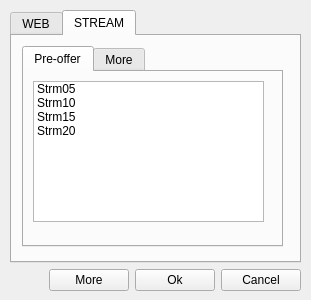
Above: client/Service.ui from canercandan/qlik before the change. Below: the same form after it.
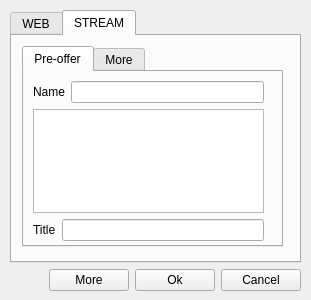
That is the form after the change. The open tabs and pages were chosen to show the change. Icons and pictures are not drawn.

The edit to the form file:
```diff
--- a/client/Service.ui
+++ b/client/Service.ui
@@ -354,45 +354,44 @@
                <x>9</x>
                <y>9</y>
                <width>231</width>
-               <height>141</height>
+               <height>160</height>
               </rect>
              </property>
              <layout class="QVBoxLayout" >
               <item>
-               <widget class="QListWidget" name="offerStreamList" >
+               <layout class="QHBoxLayout" >
                 <item>
-                 <property name="text" >
-                  <string>Strm05</string>
-                 </property>
-                 <property name="icon" >
-                  <iconset>images/bricks.png</iconset>
-                 </property>
+                 <widget class="QLabel" name="label_5" >
+                  <property name="text" >
+                   <string>Name</string>
+                  </property>
+                 </widget>
                 </item>
                 <item>
-                 <property name="text" >
-                  <string>Strm10</string>
-                 </property>
-                 <property name="icon" >
-                  <iconset>images/bricks.png</iconset>
-                 </property>
+                 <widget class="QLineEdit" name="lineEdit_3" >
+                  <property name="maxLength" >
+                   <number>20</number>
+                  </property>
+                 </widget>
                 </item>
+               </layout>
+              </item>
+              <item>
+               <widget class="QListWidget" name="offerStreamList" />
+              </item>
+              <item>
+               <layout class="QHBoxLayout" >
                 <item>
-                 <property name="text" >
-                  <string>Strm15</string>
-                 </property>
-                 <property name="icon" >
-                  <iconset>images/bricks.png</iconset>
-                 </property>
+                 <widget class="QLabel" name="label_7" >
+                  <property name="text" >
+                   <string>Title</string>
+                  </property>
+                 </widget>
                 </item>
                 <item>
-                 <property name="text" >
-                  <string>Strm20</string>
-                 </property>
-                 <property name="icon" >
-                  <iconset>images/bricks.png</iconset>
-                 </property>
+                 <widget class="QLineEdit" name="lineEdit_4" />
                 </item>
-               </widget>
+               </layout>
               </item>
              </layout>
             </widget>
```
Left out of the diff: 151 changed lines with no effect on the pictures.
